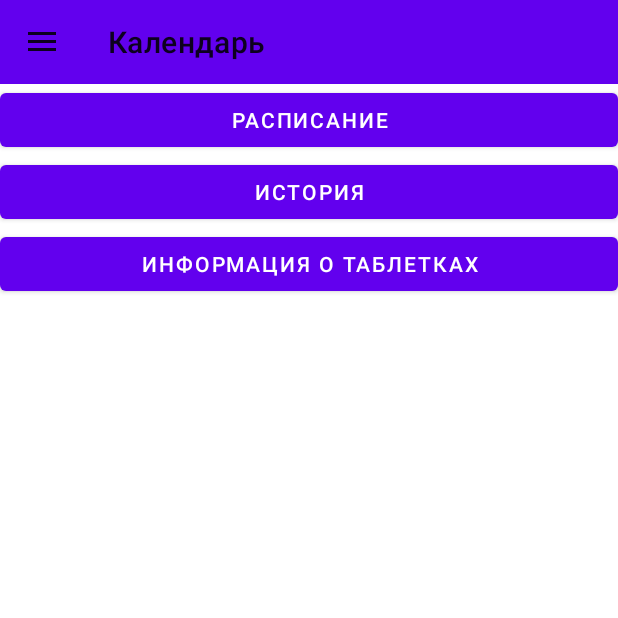
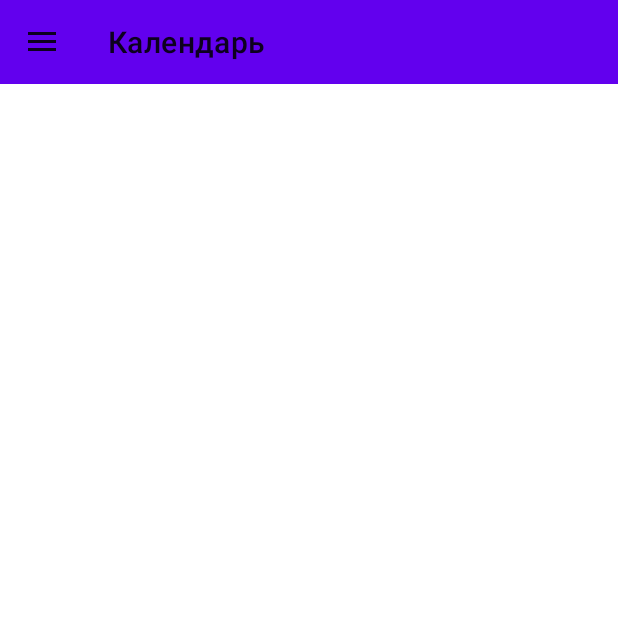
Before and after one commit to Dazai405/Praktika_winter_2022, an Android app: the screen it shows after launch (MainActivity), on a phone screen of 412 x 824 dp, the top half of it. Run offline under Robolectric (Android 15) with nearby library versions, the phone set to English and light mode, and no system bars; our stand-ins replace navigation-ui; 3 statements that could not run were skipped.

Commit message:
Update calendar.xml

```diff
--- a/src/main/res/layout/calendar.xml
+++ b/src/main/res/layout/calendar.xml
@@ -7,23 +7,4 @@
     tools:context=".Fragment1"
     android:orientation="vertical">
 
-
-    <Button
-        android:id="@+id/button2"
-        android:layout_width="match_parent"
-        android:layout_height="wrap_content"
-        android:text="Расписание" />
-
-    <Button
-        android:id="@+id/button3"
-        android:layout_width="match_parent"
-        android:layout_height="wrap_content"
-        android:text="История" />
-
-    <Button
-        android:id="@+id/button4"
-        android:layout_width="match_parent"
-        android:layout_height="wrap_content"
-        android:text="Информация о таблетках" />
-
 </LinearLayout>
```
